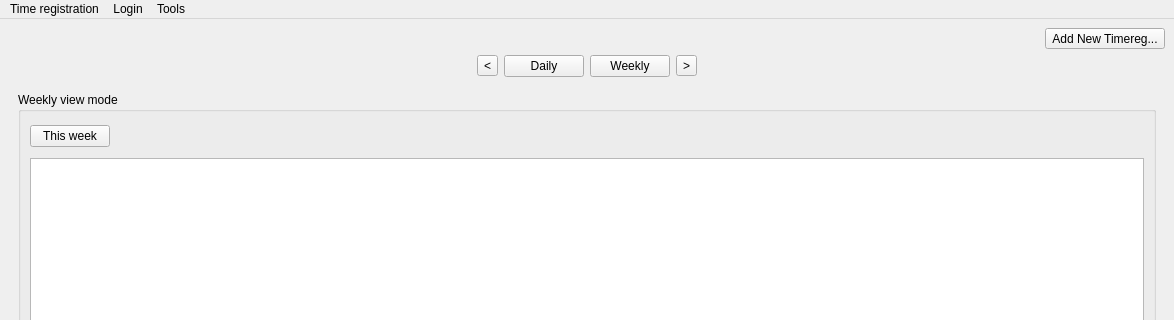
develer-staff/pyuac, file src/pyuac_browse.ui: the form before one commit; both pictures show x 0 to 1174 and y 0 to 320 of the 1174 by 700 pixel window.
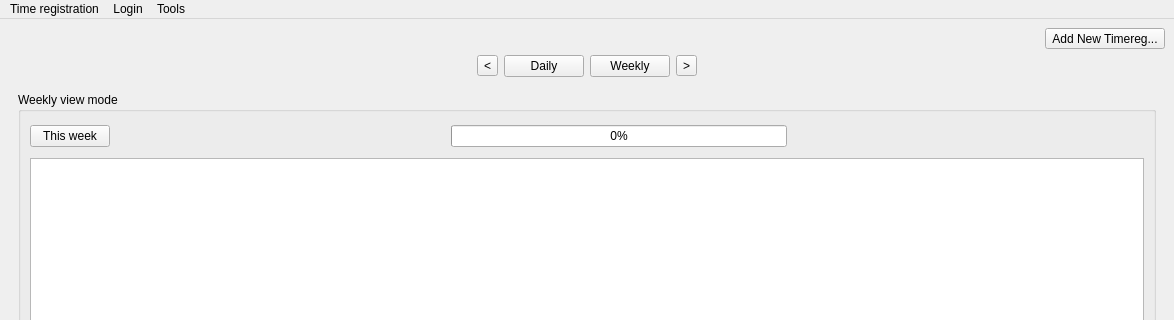
The form after the commit. Icons and pictures are not drawn.

Commit message: Aggiunta la progressbar nella vista settimanale.

```diff
--- a/src/pyuac_browse.ui
+++ b/src/pyuac_browse.ui
@@ -311,6 +311,29 @@
                </property>
               </spacer>
              </item>
+             <item>
+              <widget class="QProgressBar" name="progressBar" >
+               <property name="maximum" >
+                <number>100</number>
+               </property>
+               <property name="value" >
+                <number>0</number>
+               </property>
+              </widget>
+             </item>
+             <item>
+              <spacer name="horizontalSpacer_6" >
+               <property name="orientation" >
+                <enum>Qt::Horizontal</enum>
+               </property>
+               <property name="sizeHint" stdset="0" >
+                <size>
+                 <width>40</width>
+                 <height>20</height>
+                </size>
+               </property>
+              </spacer>
+             </item>
              <item>
               <widget class="QLabel" name="yearLabel" >
                <property name="font" >
```
The commit also changes 1 other file.
